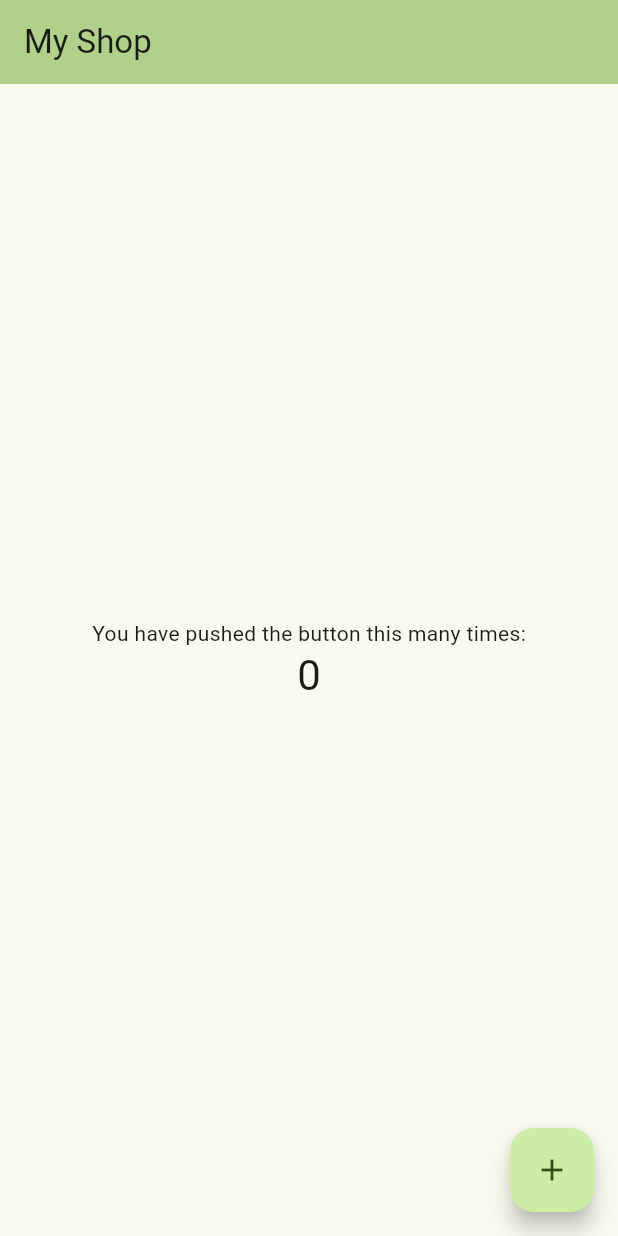
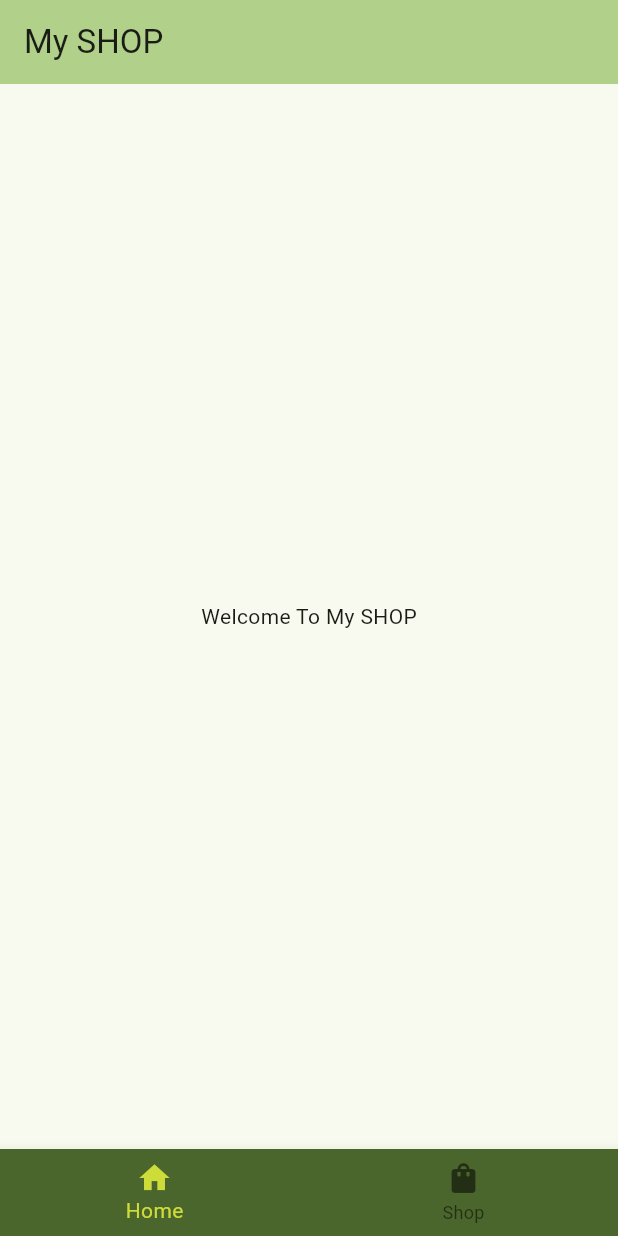
Before and after one commit to MelvinCou/cash-manager, a Flutter app: the screen it shows after launch, on a phone screen of 412 x 824 dp. Run offline on Flutter 3.47's test engine with Material 3 defaults, Android fonts, the phone set to English and light mode, and no system bars; our stand-ins replace auto_route, equatable, get_it.

Commit message:
feat:view products list
add the layout of home page and products list page

linked #16

```diff
--- /dev/null
+++ b/terminal/lib/features/home/home_page.dart
@@ -0,0 +1,26 @@
+import 'package:auto_route/annotations.dart';
+import 'package:auto_route/auto_route.dart';
+import 'package:flutter/cupertino.dart';
+import 'package:flutter/material.dart';
+import 'package:terminal/features/product/app/pages/list_of_products/products_view.dart';
+
+import '../../config/app_router.dart';
+
+@RoutePage()
+class MyHomePage extends StatefulWidget {
+
+  @override
+  State<MyHomePage> createState() => _MyHomePageState();
+}
+
+class _MyHomePageState extends State<MyHomePage> {
+  @override
+  Widget build(BuildContext context) {
+    return Column(
+      mainAxisAlignment: MainAxisAlignment.center,
+      children: [
+        Text("Welcome To My SHOP"),
+      ],
+    );
+  }
+}
--- /dev/null
+++ b/terminal/lib/features/layout/layout_view.dart
@@ -0,0 +1,66 @@
+import 'package:auto_route/annotations.dart';
+import 'package:flutter/cupertino.dart';
+import 'package:flutter/material.dart';
+import 'package:terminal/features/home/home_page.dart';
+import 'package:terminal/features/product/app/pages/list_of_products/products_view.dart';
+
+@RoutePage()
+class LayoutPage extends StatefulWidget{
+  @override
+  State<LayoutPage> createState() => _LayoutPageState();
+}
+
+class _LayoutPageState extends State<LayoutPage> {
+  var _selectedIndex = 0;
+  void _onItemTapped(int index) {
+    setState(() {
+      _selectedIndex = index;
+    });
+  }
+
+  @override
+  Widget build(BuildContext context) {
+    Widget page;
+    switch (_selectedIndex) {
+      case 0:
+        page = MyHomePage();
+        break;
+      case 1:
+        page = ProductListPage();
+        break;
+      default:
+        throw UnimplementedError('no widget for $_selectedIndex');
+    }
+
+    return LayoutBuilder(
+        builder: (context, constraints) {
+          return Scaffold(
+            appBar: AppBar(
+              backgroundColor: Theme.of(context).colorScheme.inversePrimary,
+              title: Text("My SHOP"),
+            ),
+            body: Center(
+              child: page
+            ),
+            bottomNavigationBar: BottomNavigationBar(
+              items: const <BottomNavigationBarItem>[
+                BottomNavigationBarItem(
+                  icon: Icon(Icons.home),
+                  label: 'Home',
+                ),
+                BottomNavigationBarItem(
+                  icon: Icon(Icons.shopping_bag),
+                  label: 'Shop',
+                ),
+              ],
+              currentIndex: _selectedIndex,
+              backgroundColor: Theme.of(context).colorScheme.primary,
+              selectedItemColor: Colors.lime,
+              onTap: _onItemTapped,
+            ),
+            // This trailing comma makes auto-formatting nicer for build methods.
+          );
+        }
+    );
+  }
+}
--- a/terminal/lib/main.dart
+++ b/terminal/lib/main.dart
@@ -4,127 +4,23 @@ import 'package:terminal/injection_container.dart';
 
 void main() async {
   await initializeDependencies();
-  runApp(const MyApp());
+  runApp( MyApp());
 }
 
 class MyApp extends StatelessWidget {
-  const MyApp({super.key});
+   MyApp({super.key});
   // This widget is the root of your application.
-
 
   @override
   Widget build(BuildContext context) {
-    return MaterialApp(
+    return MaterialApp.router(
+      routerConfig: appRouter.config(),
       title: 'My Shop',
       theme: ThemeData(
-        // This is the theme of your application.
-        //
-        // TRY THIS: Try running your application with "flutter run". You'll see
-        // the application has a blue toolbar. Then, without quitting the app,
-        // try changing the seedColor in the colorScheme below to Colors.green
-        // and then invoke "hot reload" (save your changes or press the "hot
-        // reload" button in a Flutter-supported IDE, or press "r" if you used
-        // the command line to start the app).
-        //
-        // Notice that the counter didn't reset back to zero; the application
-        // state is not lost during the reload. To reset the state, use hot
-        // restart instead.
-        //
-        // This works for code too, not just values: Most code changes can be
-        // tested with just a hot reload.
         colorScheme: ColorScheme.fromSeed(seedColor: Colors.lightGreen),
         useMaterial3: true,
       ),
-      home: const MyHomePage(title: 'My Shop'),
+      /*home: const MyHomePage(title: 'My Shop'),*/
     );
   }
 }
-
-class MyHomePage extends StatefulWidget {
-  const MyHomePage({super.key, required this.title});
-
-  // This widget is the home page of your application. It is stateful, meaning
-  // that it has a State object (defined below) that contains fields that affect
-  // how it looks.
-
-  // This class is the configuration for the state. It holds the values (in this
-  // case the title) provided by the parent (in this case the App widget) and
-  // used by the build method of the State. Fields in a Widget subclass are
-  // always marked "final".
-
-  final String title;
-
-  @override
-  State<MyHomePage> createState() => _MyHomePageState();
-}
-
-class _MyHomePageState extends State<MyHomePage> {
-  int _counter = 0;
-
-  void _incrementCounter() {
-    setState(() {
-      // This call to setState tells the Flutter framework that something has
-      // changed in this State, which causes it to rerun the build method below
-      // so that the display can reflect the updated values. If we changed
-      // _counter without calling setState(), then the build method would not be
-      // called again, and so nothing would appear to happen.
-      _counter++;
-    });
-  }
-
-  @override
-  Widget build(BuildContext context) {
-    // This method is rerun every time setState is called, for instance as done
-    // by the _incrementCounter method above.
-    //
-    // The Flutter framework has been optimized to make rerunning build methods
-    // fast, so that you can just rebuild anything that needs updating rather
-    // than having to individually change instances of widgets.
-    return Scaffold(
-      appBar: AppBar(
-        // TRY THIS: Try changing the color here to a specific color (to
-        // Colors.amber, perhaps?) and trigger a hot reload to see the AppBar
-        // change color while the other colors stay the same.
-        backgroundColor: Theme.of(context).colorScheme.inversePrimary,
-        // Here we take the value from the MyHomePage object that was created by
-        // the App.build method, and use it to set our appbar title.
-        title: Text(widget.title),
-      ),
-      body: Center(
-        // Center is a layout widget. It takes a single child and positions it
-        // in the middle of the parent.
-        child: Column(
-          // Column is also a layout widget. It takes a list of children and
-          // arranges them vertically. By default, it sizes itself to fit its
-          // children horizontally, and tries to be as tall as its parent.
-          //
-          // Column has various properties to control how it sizes itself and
-          // how it positions its children. Here we use mainAxisAlignment to
-          // center the children vertically; the main axis here is the vertical
-          // axis because Columns are vertical (the cross axis would be
-          // horizontal).
-          //
-          // TRY THIS: Invoke "debug painting" (choose the "Toggle Debug Paint"
-          // action in the IDE, or press "p" in the console), to see the
-          // wireframe for each widget.
-          mainAxisAlignment: MainAxisAlignment.center,
-          children: <Widget>[
-            const Text(
-              'You have pushed the button this many times:',
-            ),
-            Text(
-              '$_counter',
-              style: Theme.of(context).textTheme.headlineMedium,
-            ),
-          ],
-        ),
-      ),
-      floatingActionButton: FloatingActionButton(
-        onPressed: _incrementCounter,
-        tooltip: 'Increment',
-        child: const Icon(Icons.add),
-      ),
-      // This trailing comma makes auto-formatting nicer for build methods.
-    );
-  }
-}
--- a/terminal/pubspec.yaml
+++ b/terminal/pubspec.yaml
@@ -39,6 +39,7 @@ dependencies:
   get_it: ^7.6.4
   either_dart: ^1.0.0
   auto_route: ^7.8.4
+  http: ^1.1.2
 
 dev_dependencies:
   flutter_test:
```
Also changed, not shown: terminal/lib/config/app_router.dart (+7 -0 lines), terminal/lib/features/product/app/pages/list_of_products/products_view.dart (+27 -0 lines), terminal/lib/features/product/data/repository/product_repository_impl.dart (+19 -4 lines), terminal/lib/features/product/domain/entity/product.dart (+26 -2 lines), terminal/lib/config/app_router.gr.dart, terminal/pubspec.lock, 2 other files.
